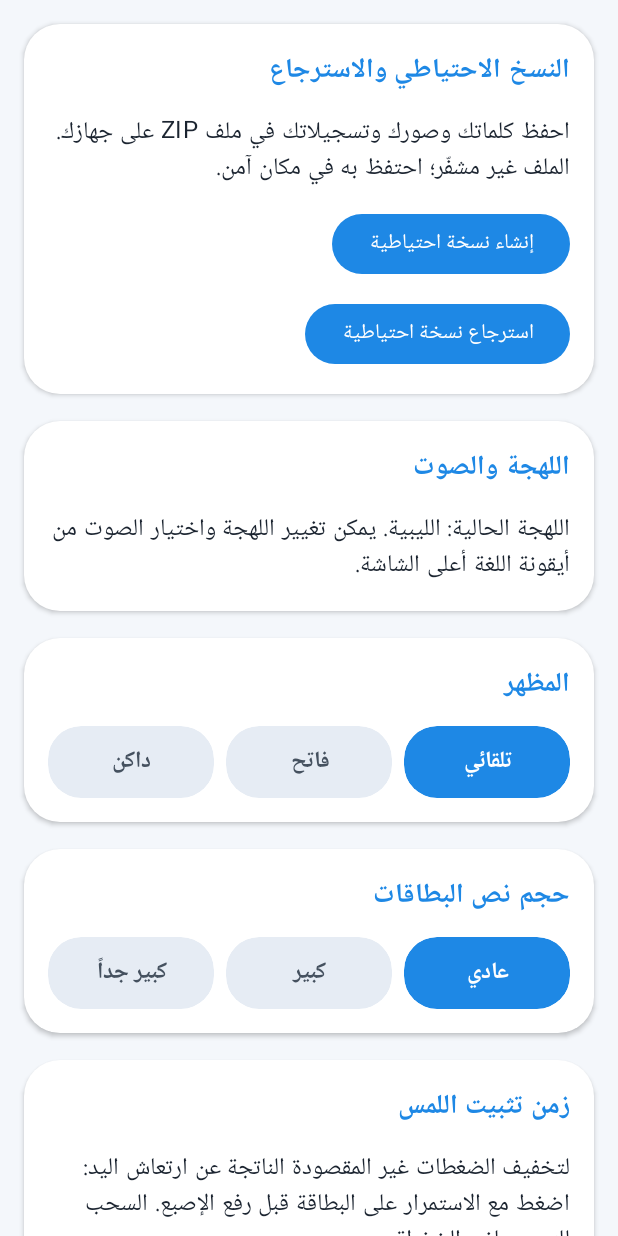
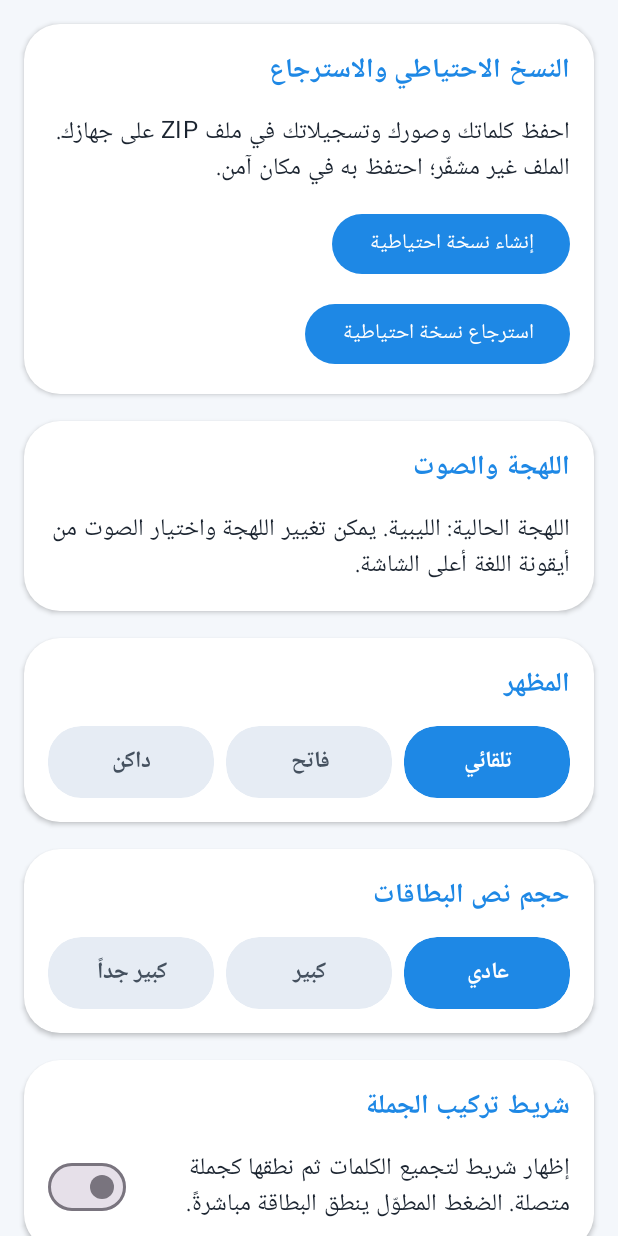
Before and after one commit to seanseemo92-commits/Sawti, an Android app built with Jetpack Compose: the composable SettingsRoute shown on its own in the app's theme, on a phone screen of 412 x 824 dp. Run offline under Robolectric (Android 15) with nearby library versions, the phone set to English and light mode, and no system bars.

Commit message:
feat(sentence-strip): persist caregiver display toggle in SharedPreferences

```diff
--- a/app/src/main/java/com/sawti/presentation/settings/SettingsScreen.kt
+++ b/app/src/main/java/com/sawti/presentation/settings/SettingsScreen.kt
@@ -155,6 +155,12 @@ fun SettingsRoute(viewModel: SettingsViewModel) {
                 onSelect = viewModel::setTextSize,
             )
         }
+        SettingBlock("شريط تركيب الجملة") {
+            Row(verticalAlignment = Alignment.CenterVertically) {
+                Text("إظهار شريط لتجميع الكلمات ثم نطقها كجملة متصلة. الضغط المطوّل ينطق البطاقة مباشرةً.", modifier = Modifier.weight(1f))
+                Switch(checked = settings.sentenceStripEnabled, onCheckedChange = viewModel::setSentenceStripEnabled)
+            }
+        }
         SettingBlock("زمن تثبيت اللمس") {
             Text("لتخفيف الضغطات غير المقصودة الناتجة عن ارتعاش اليد: اضغط مع الاستمرار على البطاقة قبل رفع الإصبع. السحب للتمرير يلغي الضغطة.")
             ChoiceRow(
```
